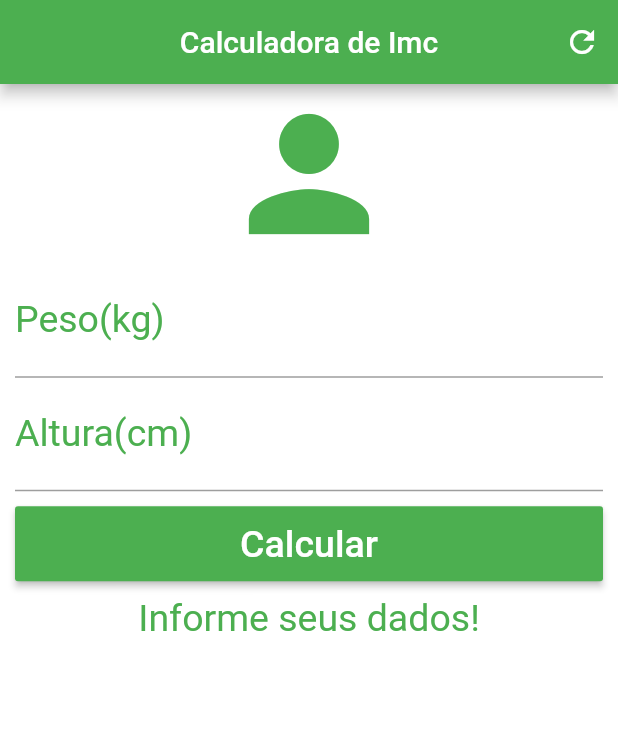
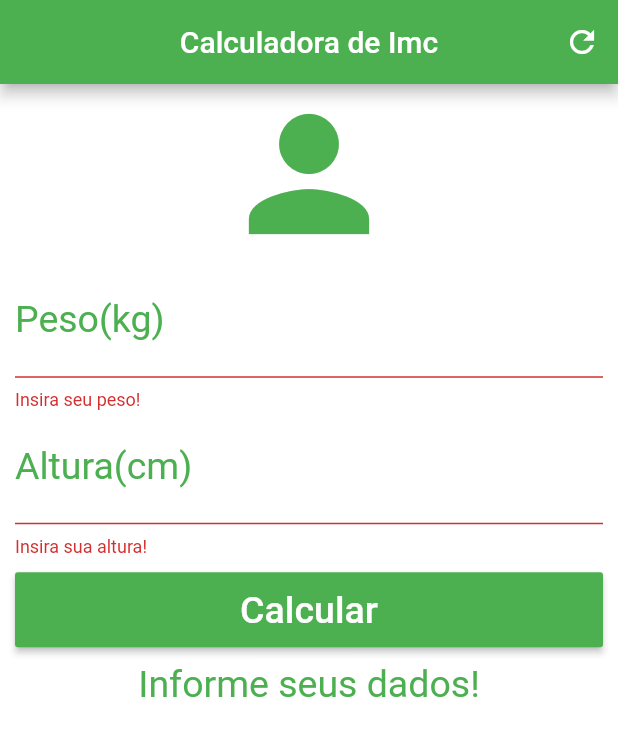
Before and after one commit to NarbalBK/flutter_calculadora_imc, a Flutter app: the screen it shows after launch, after a tap on "Calcular", on a phone screen of 412 x 824 dp. Shown: the top 736 px of the screen. Run offline on Flutter 3.47's test engine with Material 2 defaults, Android fonts, the phone set to English and light mode, and no system bars.

Commit message:
app completo

```diff
--- a/lib/main.dart
+++ b/lib/main.dart
@@ -14,12 +14,16 @@ class _HomeState extends State<Home> {
   TextEditingController weightController = TextEditingController();
   TextEditingController heightController = TextEditingController();
 
+  GlobalKey<FormState> _formKey = GlobalKey<FormState>();
+
   String _infoText = "Informe seus dados!";
 
   void _resetField() {
     weightController.text = "";
     heightController.text = "";
+    setState(() {
       _infoText = "Informe seus dados!";
+    });
   }
 
   void _calculate() {
@@ -58,6 +62,8 @@ class _HomeState extends State<Home> {
         backgroundColor: Colors.white,
         body: SingleChildScrollView(
             padding: EdgeInsets.fromLTRB(10.0, 0.0, 10.0, 0.0),
+            child: Form(
+              key: _formKey,
               child: Column(
                 crossAxisAlignment: CrossAxisAlignment.stretch,
                 children: <Widget>[
@@ -66,7 +72,7 @@ class _HomeState extends State<Home> {
                     size: 120.0,
                     color: Colors.green,
                   ),
-              TextField(
+                  TextFormField(
                     keyboardType: TextInputType.number,
                     decoration: InputDecoration(
                       labelText: "Peso(kg)",
@@ -75,8 +81,13 @@ class _HomeState extends State<Home> {
                     textAlign: TextAlign.center,
                     style: TextStyle(color: Colors.green, fontSize: 25.0),
                     controller: weightController,
+                    validator: (value) {
+                      if (value.isEmpty) {
+                        return "Insira seu peso!";
+                      }
+                    },
                   ),
-              TextField(
+                  TextFormField(
                     keyboardType: TextInputType.number,
                     decoration: InputDecoration(
                       labelText: "Altura(cm)",
@@ -85,15 +96,25 @@ class _HomeState extends State<Home> {
                     textAlign: TextAlign.center,
                     style: TextStyle(color: Colors.green, fontSize: 25.0),
                     controller: heightController,
+                    validator: (value) {
+                      if (value.isEmpty) {
+                        return "Insira sua altura!";
+                      }
+                    },
                   ),
                   Padding(
                     padding: EdgeInsets.only(top: 10.0, bottom: 10.0),
                     child: Container(
                       height: 50.0,
                       child: RaisedButton(
-                    onPressed: _calculate,
+                        onPressed: () {
+                          if (_formKey.currentState.validate()) {
+                            _calculate();
+                          }
+                        },
                         child: Text("Calcular",
-                        style: TextStyle(color: Colors.white, fontSize: 25.0)),
+                            style:
+                                TextStyle(color: Colors.white, fontSize: 25.0)),
                         color: Colors.green,
                       ),
                     ),
@@ -106,6 +127,6 @@ class _HomeState extends State<Home> {
                       ))
                 ],
               ),
-        ));
+            )));
   }
 }
```
Lines whose indentation alone changed are shown as unchanged.
